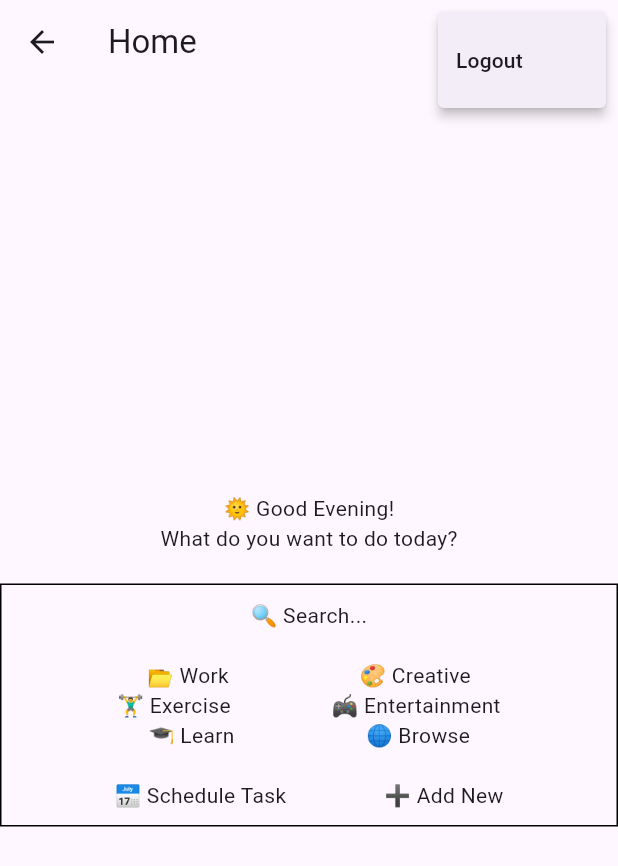
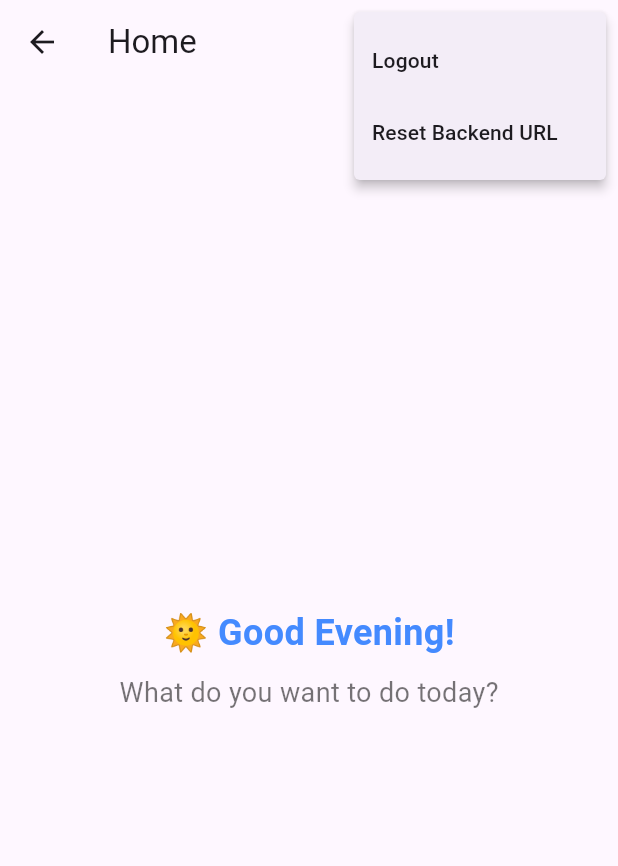
Before and after one commit to rohanbatrain/second_brain_database_flutter_frontend, a Flutter app: the HomeScreen screen opened by its route, after a tap on the "person" icon, on a phone screen of 412 x 824 dp. Shown: the top 866 px of the screen. Run offline on Flutter 3.47's test engine with Material 3 defaults, Android fonts, the phone set to English and light mode, and no system bars; our stand-ins replace shared_preferences; accounts and stored records are empty.

Commit message:
Add reset backend URL functionality and confirmation dialogs in admin and home screens

```diff
--- a/lib/screens/admin/admin_home_screen.dart
+++ b/lib/screens/admin/admin_home_screen.dart
@@ -1,7 +1,48 @@
 import 'package:flutter/material.dart';
+import 'package:shared_preferences/shared_preferences.dart';
 
 class AdminHomeScreen extends StatelessWidget {
   const AdminHomeScreen({super.key});
+
+  Future<void> _resetBackendUrl(BuildContext context) async {
+    final prefs = await SharedPreferences.getInstance();
+    await prefs.remove('backend_url');
+    Navigator.pushNamedAndRemoveUntil(context, '/backend_url', (route) => false);
+  }
+
+  Future<void> _showResetBackendUrlConfirmationDialog(BuildContext context) async {
+    return showDialog<void>(
+      context: context,
+      barrierDismissible: false, // user must tap button!
+      builder: (BuildContext context) {
+        return AlertDialog(
+          title: Text('Reset Backend URL Confirmation'),
+          content: SingleChildScrollView(
+            child: ListBody(
+              children: <Widget>[
+                Text('Are you sure you want to reset the backend URL?'),
+              ],
+            ),
+          ),
+          actions: <Widget>[
+            TextButton(
+              child: Text('Cancel'),
+              onPressed: () {
+                Navigator.of(context).pop();
+              },
+            ),
+            TextButton(
+              child: Text('Reset URL'),
+              onPressed: () {
+                Navigator.of(context).pop();
+                _resetBackendUrl(context);
+              },
+            ),
+          ],
+        );
+      },
+    );
+  }
 
   @override
   Widget build(BuildContext context) {
@@ -16,12 +57,18 @@ class AdminHomeScreen extends StatelessWidget {
             onSelected: (String result) {
               if (result == 'logout') {
                 Navigator.pushNamed(context, '/logout');
+              } else if (result == 'reset_backend_url') {
+                _showResetBackendUrlConfirmationDialog(context);
               }
             },
             itemBuilder: (BuildContext context) => <PopupMenuEntry<String>>[
               const PopupMenuItem<String>(
                 value: 'logout',
                 child: Text('Logout'),
+              ),
+              const PopupMenuItem<String>(
+                value: 'reset_backend_url',
+                child: Text('Reset Backend URL'),
               ),
             ],
           ),
--- a/lib/screens/home_screen.dart
+++ b/lib/screens/home_screen.dart
@@ -1,7 +1,48 @@
 import 'package:flutter/material.dart';
+import 'package:shared_preferences/shared_preferences.dart';
 
 class HomeScreen extends StatelessWidget {
   const HomeScreen({super.key});
+
+  Future<void> _resetBackendUrl(BuildContext context) async {
+    final prefs = await SharedPreferences.getInstance();
+    await prefs.remove('backend_url');
+    Navigator.pushNamedAndRemoveUntil(context, '/backend_url', (route) => false);
+  }
+
+  Future<void> _showResetBackendUrlConfirmationDialog(BuildContext context) async {
+    return showDialog<void>(
+      context: context,
+      barrierDismissible: false, // user must tap button!
+      builder: (BuildContext context) {
+        return AlertDialog(
+          title: Text('Reset Backend URL Confirmation'),
+          content: SingleChildScrollView(
+            child: ListBody(
+              children: <Widget>[
+                Text('Are you sure you want to reset the backend URL?'),
+              ],
+            ),
+          ),
+          actions: <Widget>[
+            TextButton(
+              child: Text('Cancel'),
+              onPressed: () {
+                Navigator.of(context).pop();
+              },
+            ),
+            TextButton(
+              child: Text('Reset URL'),
+              onPressed: () {
+                Navigator.of(context).pop();
+                _resetBackendUrl(context);
+              },
+            ),
+          ],
+        );
+      },
+    );
+  }
 
   @override
   Widget build(BuildContext context) {
@@ -16,12 +57,18 @@ class HomeScreen extends StatelessWidget {
             onSelected: (String result) {
               if (result == 'logout') {
                 Navigator.pushNamed(context, '/logout');
+              } else if (result == 'reset_backend_url') {
+                _showResetBackendUrlConfirmationDialog(context);
               }
             },
             itemBuilder: (BuildContext context) => <PopupMenuEntry<String>>[
               const PopupMenuItem<String>(
                 value: 'logout',
                 child: Text('Logout'),
+              ),
+              const PopupMenuItem<String>(
+                value: 'reset_backend_url',
+                child: Text('Reset Backend URL'),
               ),
             ],
           ),
@@ -31,48 +78,20 @@ class HomeScreen extends StatelessWidget {
         child: Column(
           mainAxisAlignment: MainAxisAlignment.center,
           children: [
-            Text('🌞 Good Evening!'),
-            Text('What do you want to do today?'),
-            SizedBox(height: 20),
-            Container(
-              padding: EdgeInsets.all(10),
-              decoration: BoxDecoration(
-                border: Border.all(color: Colors.black),
+            Text(
+              '🌞 Good Evening!',
+              style: TextStyle(
+                fontSize: 24,
+                fontWeight: FontWeight.bold,
+                color: Colors.blueAccent,
               ),
-              child: Column(
-                children: [
-                  Text('🔍 Search...'),
-                  SizedBox(height: 20),
-                  Row(
-                    mainAxisAlignment: MainAxisAlignment.spaceEvenly,
-                    children: [
-                      Text('📂 Work'),
-                      Text('🎨 Creative'),
-                    ],
-                  ),
-                  Row(
-                    mainAxisAlignment: MainAxisAlignment.spaceEvenly,
-                    children: [
-                      Text('🏋️‍♂️ Exercise'),
-                      Text('🎮 Entertainment'),
-                    ],
-                  ),
-                  Row(
-                    mainAxisAlignment: MainAxisAlignment.spaceEvenly,
-                    children: [
-                      Text('🎓 Learn'),
-                      Text('🌐 Browse'),
-                    ],
-                  ),
-                  SizedBox(height: 20),
-                  Row(
-                    mainAxisAlignment: MainAxisAlignment.spaceEvenly,
-                    children: [
-                      Text('📅 Schedule Task'),
-                      Text('➕ Add New'),
-                    ],
-                  ),
-                ],
+            ),
+            SizedBox(height: 10),
+            Text(
+              'What do you want to do today?',
+              style: TextStyle(
+                fontSize: 18,
+                color: Colors.black54,
               ),
             ),
           ],
```
Also changed, not shown: lib/screens/auth/login_screen.dart (+6 -6 lines), lib/screens/auth/logout_screen.dart (+36 -2 lines).
